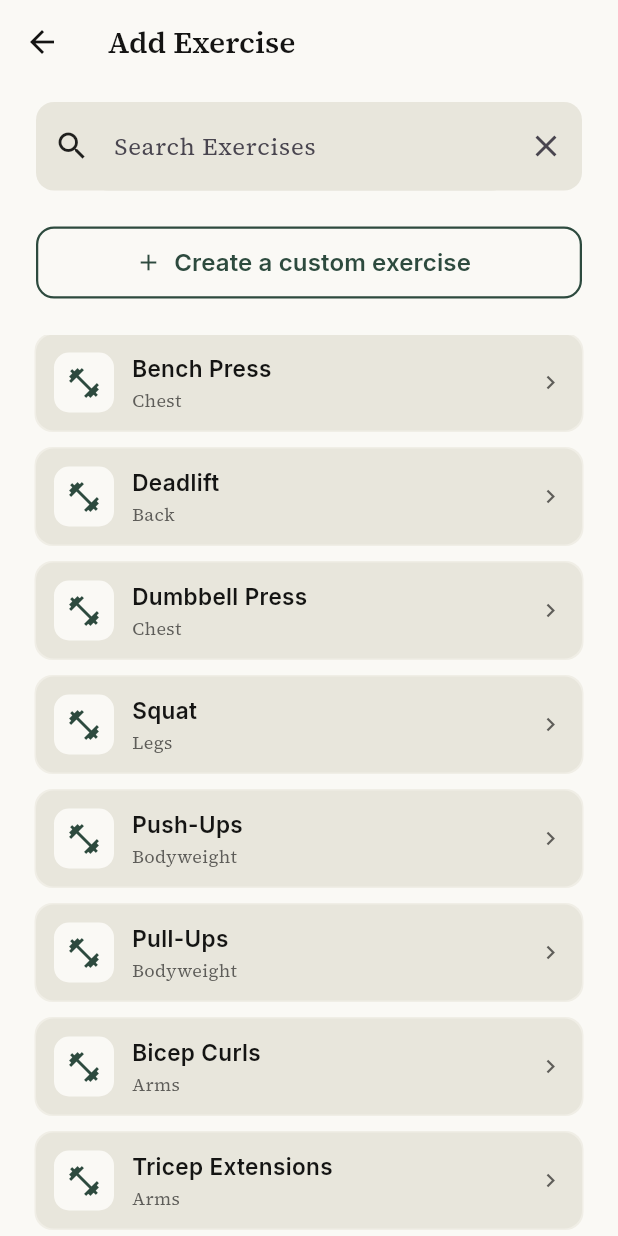
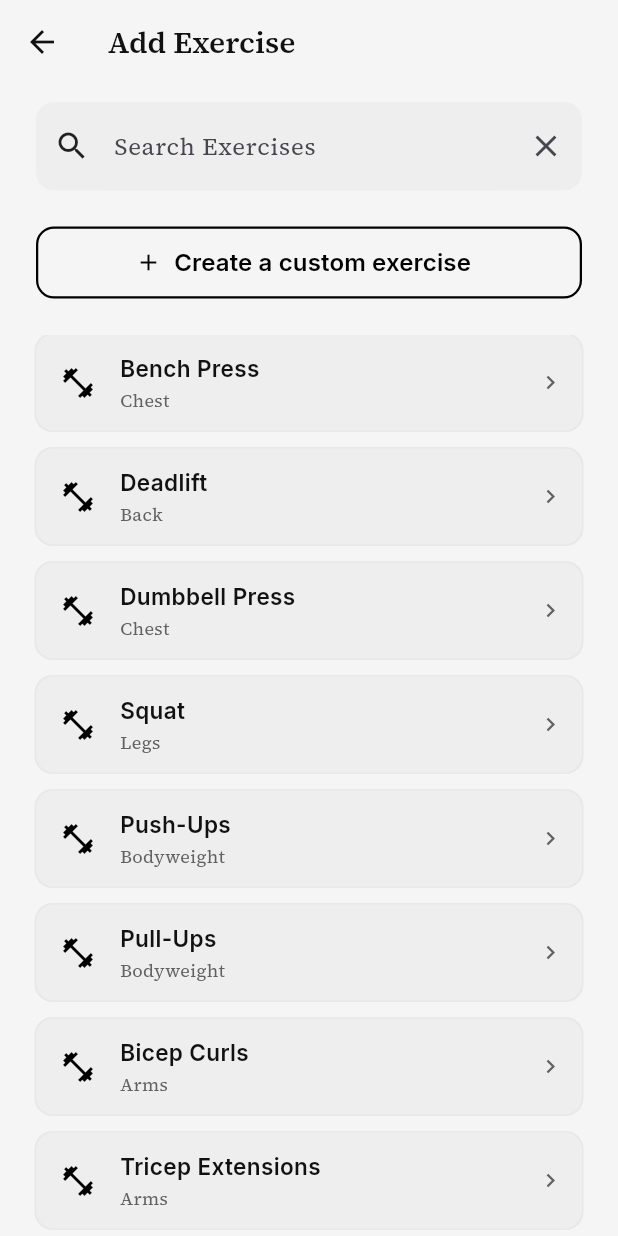
Before and after one commit to LaalBaig/iteration_n_gym, a Flutter app: the screen it shows after launch, after a tap on "Add Exercise", on a phone screen of 412 x 824 dp. Run offline on Flutter 3.47's test engine with Material 3 defaults, Android fonts, the phone set to English and light mode, and no system bars; our stand-ins replace drift, drift_sqflite, figma_squircle, fl_chart, font_awesome_flutter, go_router and 1 more; accounts and stored records are empty; generated files the repository leaves out were written again.

Commit message:
added cupertino icons to yaml, tweaked colors, and changed border shadow colors

```diff
--- a/gym_app_winter/lib/main.dart
+++ b/gym_app_winter/lib/main.dart
@@ -19,7 +19,7 @@ class MyApp extends StatefulWidget {
 }
 
 class _MyAppState extends State<MyApp> {
-  ThemeMode _themeMode = ThemeMode.system;
+  ThemeMode _themeMode = ThemeMode.light;
 
   void toggleTheme(bool isDark) {
     setState(() {
@@ -36,7 +36,7 @@ class _MyAppState extends State<MyApp> {
       debugShowCheckedModeBanner: false,
       themeMode: _themeMode,
       theme: ThemeData(
-        scaffoldBackgroundColor: const Color(0xFFF5F4ED), // Parchment
+        scaffoldBackgroundColor: const Color(0xFFFFFFFF), // White
         textTheme: GoogleFonts.interTextTheme(
           ThemeData.light().textTheme,
         ).copyWith(
@@ -50,7 +50,7 @@ class _MyAppState extends State<MyApp> {
         splashColor: Colors.transparent,
       ),
       darkTheme: ThemeData.dark().copyWith(
-        scaffoldBackgroundColor: const Color(0xFF141413), // Near Black
+        scaffoldBackgroundColor: const Color(0xFF111111), // Black
         textTheme: GoogleFonts.interTextTheme(
           ThemeData.dark().textTheme,
         ).copyWith(
--- a/gym_app_winter/lib/widgets/exercise_tile.dart
+++ b/gym_app_winter/lib/widgets/exercise_tile.dart
@@ -76,19 +76,15 @@ class ExerciseTile extends StatelessWidget {
           ),
         child: Row(
           children: [
-            Container(
-              padding: const EdgeInsets.all(8),
-              decoration: BoxDecoration(
-                color: context.colors.surfaceWhite,
-                borderRadius: BorderRadius.circular(10),
-              ),
+            Padding(
+              padding: const EdgeInsets.only( left: 4, right: 16),
               child: Icon(
                 Icons.fitness_center,
                 color: context.colors.brandPrimary,
                 size: 24,
               ),
             ),
-            const SizedBox(width: 12),
+
 
             Expanded(
               child: Column(
--- a/gym_app_winter/pubspec.yaml
+++ b/gym_app_winter/pubspec.yaml
@@ -39,6 +39,7 @@ dependencies:
   # The following adds the Cupertino Icons font to your application.
   # Use with the CupertinoIcons class for iOS style icons.
   cupertino_icons: ^1.0.8
+  cupertino_native: ^0.1.1
   go_router: ^17.0.1
   figma_squircle: ^0.6.3
   google_fonts: ^6.1.0
```
Also changed, not shown: gym_app_winter/lib/palette/color_scheme.dart (+14 -14 lines), gym_app_winter/pubspec.lock, 2 other files.
